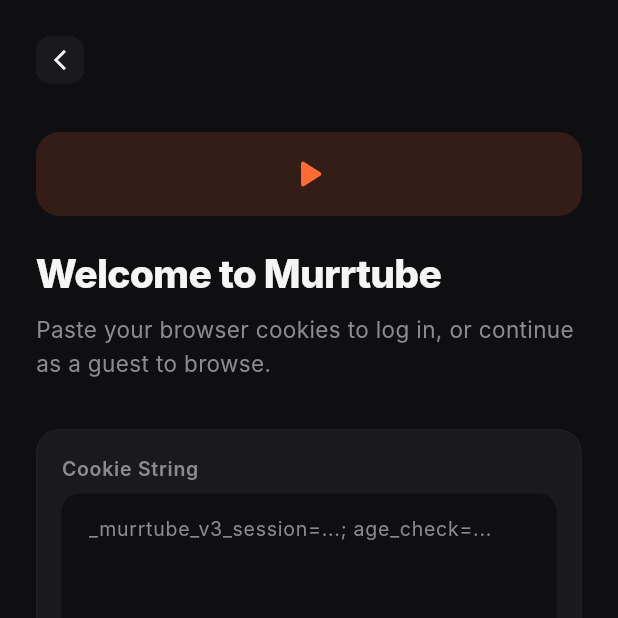
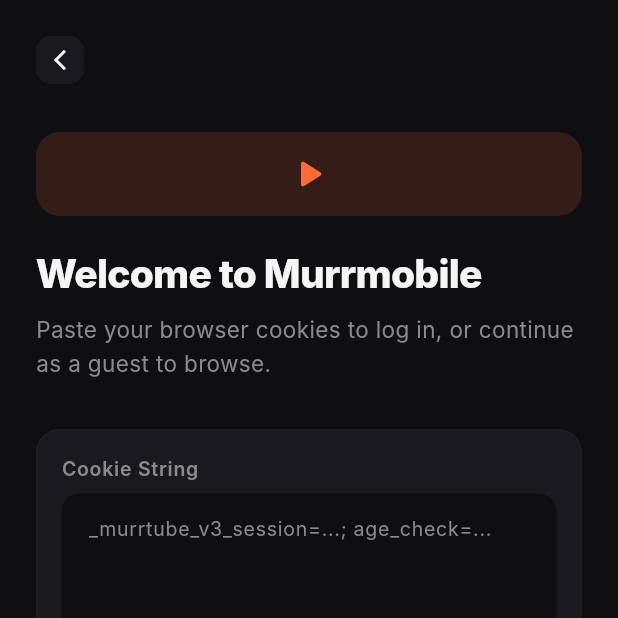
Before and after one commit to openlyst/Murrmobile-App, a Flutter app: the CookieSetupPage screen opened directly, on a phone screen of 412 x 824 dp, the top half of it. Run offline on Flutter 3.47's test engine with Material 3 defaults, Android fonts, the phone set to English and light mode, and no system bars; our stand-ins replace cached_network_image, video_player; network calls fail; Roboto replaces fonts that are missing (Inter).

Commit message:
Rebrand app name from Murrtube to Murrmobile across UI

```diff
--- a/lib/main.dart
+++ b/lib/main.dart
@@ -20,7 +20,7 @@ class MurrtubeApp extends StatelessWidget {
   @override
   Widget build(BuildContext context) {
     return MaterialApp(
-      title: 'Murrtube',
+      title: 'Murrmobile',
       debugShowCheckedModeBanner: false,
       theme: AppTheme.dark,
       home: const ResponsiveShell(),
--- a/lib/pages/cookie_setup_page.dart
+++ b/lib/pages/cookie_setup_page.dart
@@ -98,7 +98,7 @@ class _CookieSetupPageState extends State<CookieSetupPage> {
             ),
             const SizedBox(height: 20),
             const Text(
-              'Welcome to Murrtube',
+              'Welcome to Murrmobile',
               style: TextStyle(
                 fontSize: 26,
                 fontWeight: FontWeight.w800,
--- a/lib/widgets/responsive_shell.dart
+++ b/lib/widgets/responsive_shell.dart
@@ -224,7 +224,7 @@ class _DesktopLayout extends StatelessWidget {
                       ),
                       const SizedBox(width: 12),
                       const Text(
-                        'Murrtube',
+                        'Murrmobile',
                         style: TextStyle(
                           fontSize: 20,
                           fontWeight: FontWeight.w700,
```
